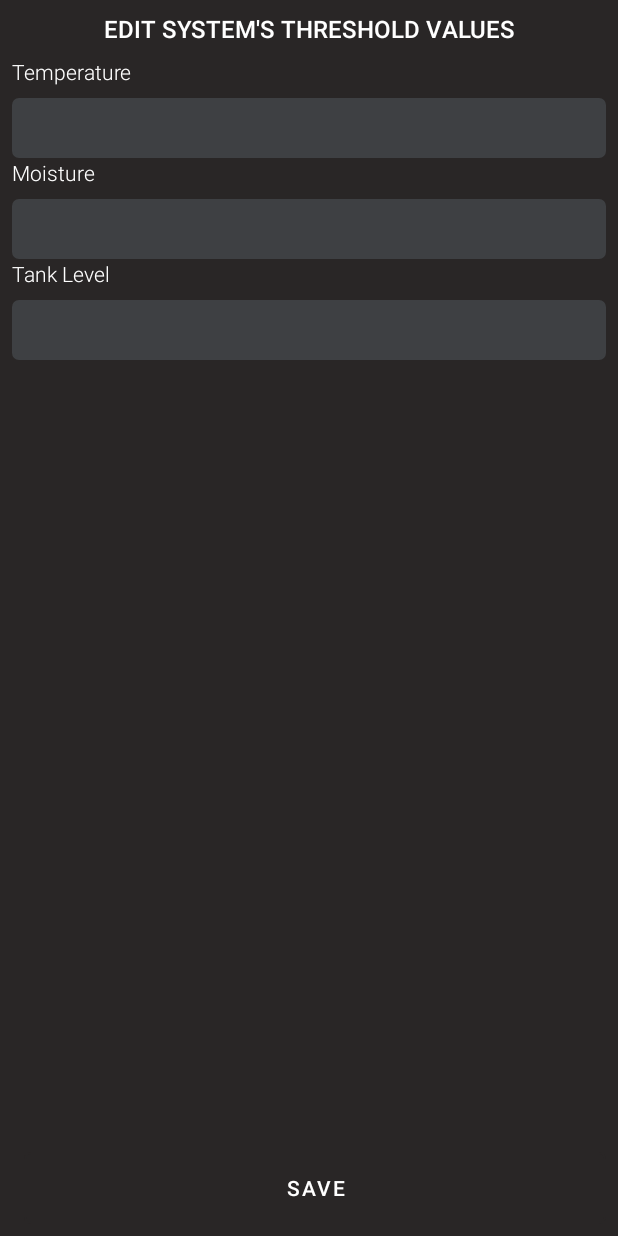
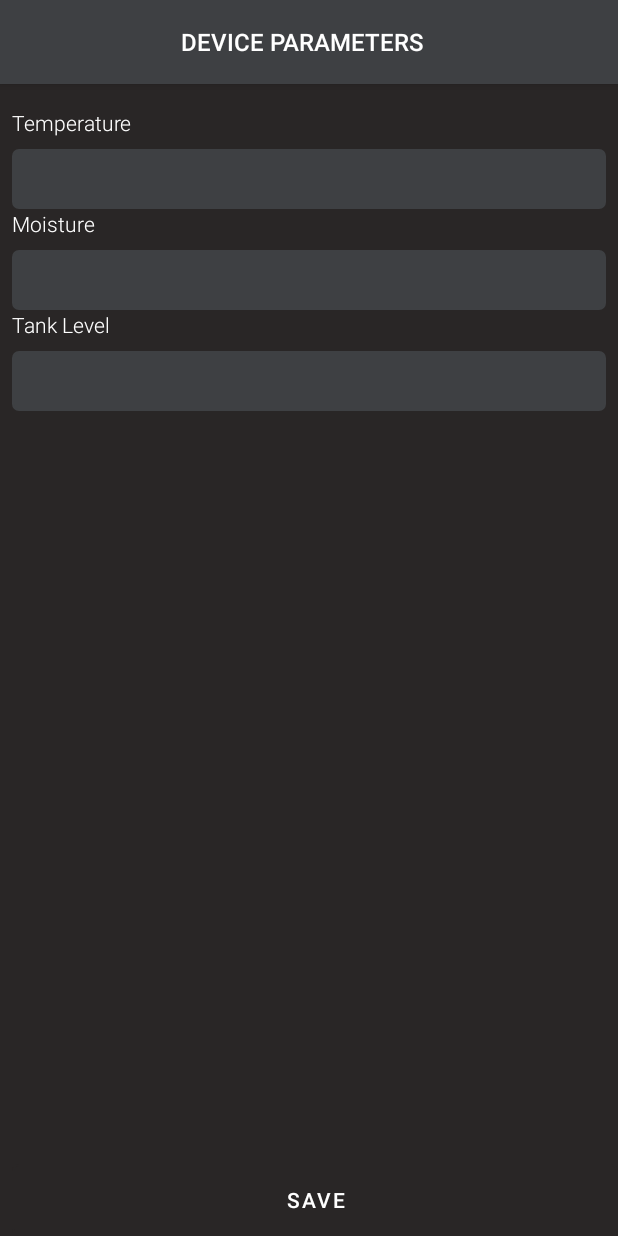
Before and after one commit to Intelecs/intelecs-greenhouse, an Android app: the fragment HardwareFragment shown on its own in the app's theme, on a phone screen of 412 x 824 dp. Run offline under Robolectric (Android 15) with nearby library versions, the phone set to English and light mode, and no system bars; libraries missing offline, so code that uses them is left out: com.androidnetworking, com.androidnetworking.common, com.androidnetworking.error, com.androidnetworking.interfaces, org.jetbrains.anko; 1 statement that could not run was skipped.

Commit message:
adding notifications support

```diff
--- a/app/build.gradle
+++ b/app/build.gradle
@@ -1,6 +1,7 @@
 apply plugin: 'com.android.application'
 apply plugin: 'kotlin-android'
 apply plugin: 'kotlin-android-extensions'
+apply plugin: 'com.google.gms.google-services'
 
 
 android {
@@ -49,7 +50,7 @@ dependencies {
     implementation 'com.etebarian:meow-bottom-navigation:1.2.0'
     implementation 'com.google.android.material:material:1.2.0'
     implementation 'com.amitshekhar.android:android-networking:1.0.2'
-    implementation ('com.amazonaws:aws-android-sdk-iot:2.16.13'){
+    implementation('com.amazonaws:aws-android-sdk-iot:2.16.13') {
         exclude group: 'org.eclipse.paho', module: 'org.eclipse.paho.client.mqttv3'
     }
     implementation 'com.beust:klaxon:5.0.1'
@@ -58,6 +59,7 @@ dependencies {
     implementation 'com.airbnb.android:lottie:3.3.0'
     implementation "com.squareup.okhttp3:okhttp:4.4.0"
     implementation 'com.google.code.gson:gson:2.8.6'
+    implementation 'com.google.firebase:firebase-messaging:20.1.4'
     testImplementation 'junit:junit:4.13'
     androidTestImplementation 'androidx.test.ext:junit:1.1.1'
     androidTestImplementation 'androidx.test.espresso:espresso-core:3.2.0'
--- a/app/src/main/java/adapters/menu/MenuAdapter.kt
+++ b/app/src/main/java/adapters/menu/MenuAdapter.kt
@@ -3,7 +3,6 @@ package adapters.menu
 import androidx.fragment.app.Fragment
 import androidx.fragment.app.FragmentManager
 import androidx.fragment.app.FragmentPagerAdapter
-import fragments.menu.AnalyticsFragment
 import fragments.menu.HardwareFragment
 import fragments.menu.HomeFragment
 import fragments.menu.NotificationsFragment
@@ -16,9 +15,8 @@ class MenuAdapter(
     override fun getItem(position: Int): Fragment {
         return when (position) {
             0 -> HomeFragment()
-            1 -> AnalyticsFragment()
-            2 -> NotificationsFragment()
-            3 -> HardwareFragment()
+            1 -> NotificationsFragment()
+            2 -> HardwareFragment()
             else -> HomeFragment()
         }
     }
--- a/app/src/main/java/adapters/recycler/NotificationRecyclerAdapter.kt
+++ b/app/src/main/java/adapters/recycler/NotificationRecyclerAdapter.kt
@@ -8,15 +8,15 @@ import model.NotifcationsModel
 import kotlinx.android.synthetic.main.notification_item_list.view.*
 import utils.inflate
 
-class NotificationRecyclerAdapter (private val notifcations: MutableList<NotifcationsModel>) :
+class NotificationRecyclerAdapter (private val notifications: MutableList<NotifcationsModel>) :
     RecyclerView.Adapter<NotificationRecyclerAdapter.ServiceHolder> () {
 
     override fun getItemCount(): Int {
-        return notifcations.size
+        return notifications.size
     }
 
     override fun onBindViewHolder(holder: ServiceHolder, position: Int) {
-        holder.bindData(notifcations[position])
+        holder.bindData(notifications[position])
     }
 
     override fun onCreateViewHolder(
--- a/app/src/main/java/fragments/menu/NotificationsFragment.kt
+++ b/app/src/main/java/fragments/menu/NotificationsFragment.kt
@@ -15,4 +15,9 @@ class NotificationsFragment : Fragment() {
     ): View {
         return  inflater.inflate(R.layout.notifications_layout, container, false)
     }
+
+    override fun onViewCreated(view: View, savedInstanceState: Bundle?) {
+        super.onViewCreated(view, savedInstanceState)
+
+    }
 }
--- a/app/src/main/java/model/NotifcationsModel.kt
+++ b/app/src/main/java/model/NotifcationsModel.kt
@@ -2,6 +2,7 @@ package model
 
 data class NotifcationsModel(
     var title: String,
+    var date: String,
     var message: String,
     var isRead: Boolean
 )
--- /dev/null
+++ b/app/src/main/res/layout/hardware_setup_toolbar.xml
@@ -0,0 +1,33 @@
+<?xml version="1.0" encoding="utf-8"?>
+<com.google.android.material.appbar.AppBarLayout
+    xmlns:android="http://schemas.android.com/apk/res/android"
+    android:layout_width="match_parent"
+    android:background="@color/mid_gray"
+    android:elevation="0dp"
+
+    android:layout_height="?android:attr/actionBarSize"
+    xmlns:app="http://schemas.android.com/apk/res-auto">
+
+    <androidx.appcompat.widget.Toolbar
+        android:layout_width="match_parent"
+        android:layout_height="wrap_content"
+        android:id="@+id/verify_toolbar"
+        android:background="@android:color/transparent"
+        android:orientation="horizontal">
+
+        <TextView
+            android:layout_width="wrap_content"
+            android:layout_height="wrap_content"
+            android:fontFamily="sans-serif-light"
+            android:textStyle="bold"
+            android:textAllCaps="true"
+            android:text="@string/setup"
+            android:textColor="@color/white"
+            android:layout_gravity="center"
+            android:textSize="@dimen/font_big"
+            android:layout_marginStart="@dimen/margin_small"
+            android:layout_marginEnd="@dimen/margin_small"/>
+
+    </androidx.appcompat.widget.Toolbar>
+
+</com.google.android.material.appbar.AppBarLayout>
--- a/app/src/main/res/layout/notifications_layout.xml
+++ b/app/src/main/res/layout/notifications_layout.xml
@@ -1,18 +1,17 @@
 <?xml version="1.0" encoding="utf-8"?>
 <androidx.constraintlayout.widget.ConstraintLayout xmlns:android="http://schemas.android.com/apk/res/android"
     xmlns:app="http://schemas.android.com/apk/res-auto"
-    xmlns:tools="http://schemas.android.com/tools"
     android:layout_width="match_parent"
     android:background="@color/dark"
     android:layout_height="match_parent">
 
-    <include layout="@layout/back_toolbar"
+    <include layout="@layout/notifications_toolbar"
         android:id="@+id/toolbar"/>
 
     <androidx.recyclerview.widget.RecyclerView
         app:layout_constraintStart_toStartOf="parent"
         app:layout_constraintTop_toBottomOf="@+id/toolbar"
-        android:id="@+id/reycler_notifications"
+        android:id="@+id/notifications"
         android:layout_width="match_parent"
         android:layout_height="wrap_content"
         android:clipToPadding="false"
@@ -28,6 +27,7 @@
 
         <ImageView
             android:id="@+id/not_found_image"
+            android:contentDescription="@string/app_name"
             android:layout_width="@dimen/icon_big"
             android:layout_height="@dimen/icon_big"
             android:src="@drawable/ic_not_found"
--- a/app/src/main/res/layout/threshold_layout.xml
+++ b/app/src/main/res/layout/threshold_layout.xml
@@ -3,10 +3,11 @@
     xmlns:android="http://schemas.android.com/apk/res/android"
     xmlns:app="http://schemas.android.com/apk/res-auto"
     android:background="@color/dark"
-    android:padding="@dimen/margin_small"
-
     android:layout_width="match_parent"
     android:layout_height="match_parent">
+
+    <include layout="@layout/hardware_setup_toolbar"
+        android:id="@+id/toolbar"/>
 
 
     <androidx.constraintlayout.widget.Guideline
@@ -16,23 +17,12 @@
         android:orientation="vertical"
         app:layout_constraintGuide_percent="0.5" />
 
-    <TextView
-        android:layout_width="match_parent"
-        android:layout_height="wrap_content"
-        android:id="@+id/dialog_title"
-        android:text="@string/threshold_dialog_title"
-        android:textSize="@dimen/font_big"
-        android:textAllCaps="true"
-        android:textColor="@color/white"
-        android:fontFamily="sans-serif-light"
-        android:textStyle="bold"
-        android:textAlignment="center"
-        app:layout_constraintTop_toTopOf="parent"
-        />
 
     <LinearLayout
-        app:layout_constraintTop_toBottomOf="@+id/dialog_title"
-        android:layout_marginTop="@dimen/margin_small"
+        app:layout_constraintTop_toBottomOf="@+id/toolbar"
+        android:layout_marginTop="@dimen/margin_big"
+        android:layout_marginStart="@dimen/margin_small"
+        android:layout_marginEnd="@dimen/margin_small"
         android:id="@+id/temp_holder"
         android:orientation="vertical"
         android:layout_width="match_parent"
@@ -60,6 +50,8 @@
 
     <LinearLayout
         app:layout_constraintTop_toBottomOf="@id/temp_holder"
+        android:layout_marginStart="@dimen/margin_small"
+        android:layout_marginEnd="@dimen/margin_small"
         android:id="@+id/moist_holder"
         android:orientation="vertical"
         android:layout_width="match_parent"
@@ -87,6 +79,8 @@
 
     <LinearLayout
         app:layout_constraintTop_toBottomOf="@id/moist_holder"
+        android:layout_marginStart="@dimen/margin_small"
+        android:layout_marginEnd="@dimen/margin_small"
         android:id="@+id/level_holder"
         android:orientation="vertical"
         android:layout_width="match_parent"
--- a/app/src/main/res/values/strings.xml
+++ b/app/src/main/res/values/strings.xml
@@ -70,6 +70,7 @@
     <string name="refresh">Press to refresh</string>
     <string name="todo">TODO</string>
     <string name="analysis">ANALYSIS</string>
+    <string name="setup">DEVICE PARAMETERS</string>
     <string name="select_date">Select Relative Date</string>
     <string name="tank_level">Tank Level</string>
 </resources>
--- a/build.gradle
+++ b/build.gradle
@@ -12,8 +12,9 @@ buildscript {
 
     }
     dependencies {
-        classpath 'com.android.tools.build:gradle:3.5.2'
+        classpath 'com.android.tools.build:gradle:3.6.0'
         classpath "org.jetbrains.kotlin:kotlin-gradle-plugin:$kotlin_version"
+        classpath 'com.google.gms:google-services:4.3.3'
         // NOTE: Do not place your application dependencies here; they belong
         // in the individual module build.gradle files
     }
```
Also changed, not shown: app/src/main/AndroidManifest.xml (+7 -6 lines), app/src/main/java/activities/MainActivity.kt (+35 -7 lines), app/src/main/java/fragments/menu/HomeFragment.kt (+5 -5 lines), app/src/main/java/services/GreenHouseNotificationService.kt (added, +42 -0 lines), app/src/main/res/layout/notifications_toolbar.xml (added, +33 -0 lines), gradle/wrapper/gradle-wrapper.properties, 1 other file.
